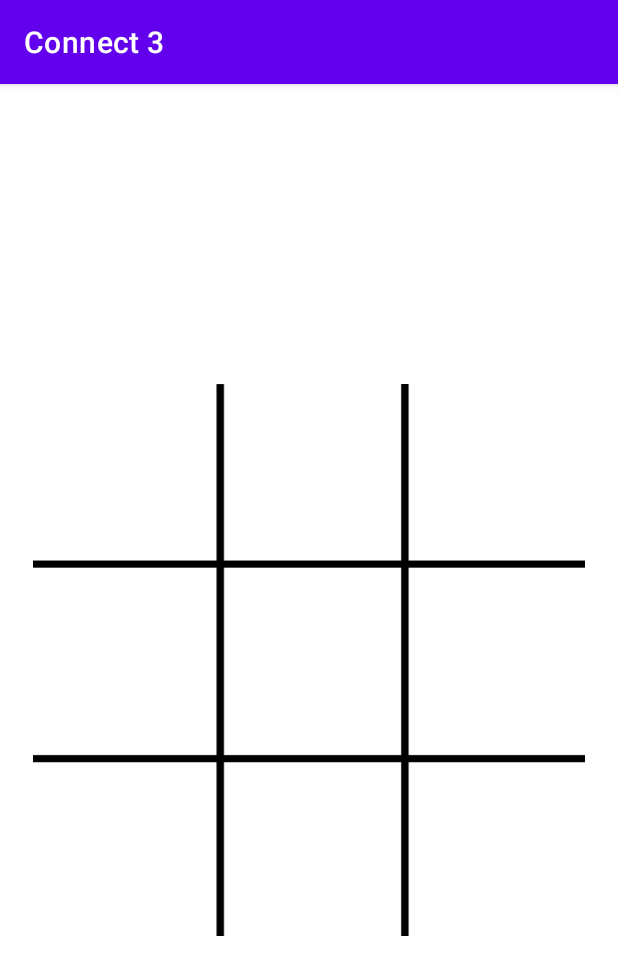
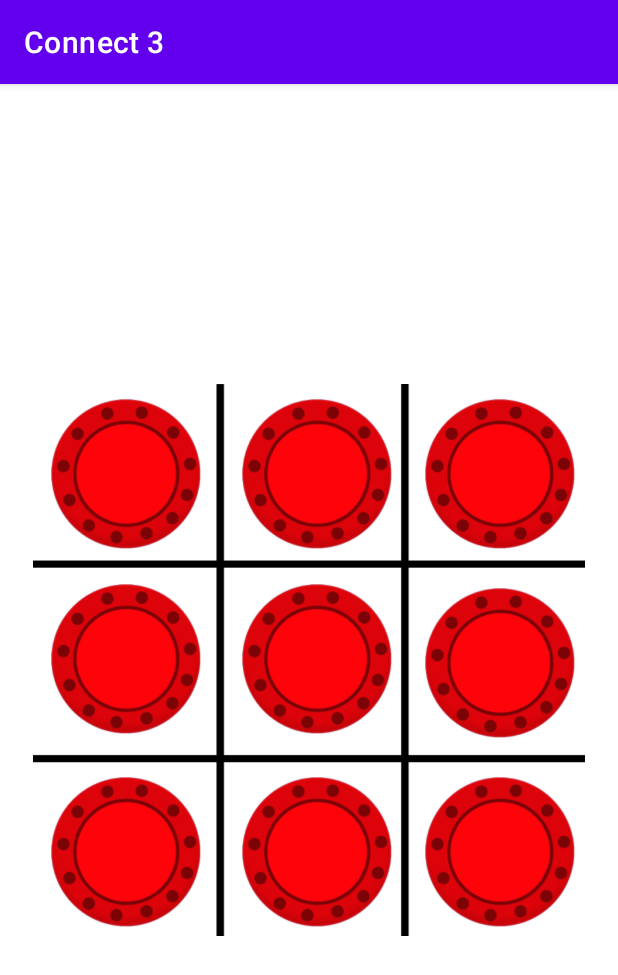
Before and after one commit to DocBrown85/android-connect-3, an Android app: the screen it shows after launch (MainActivity), on a phone screen of 412 x 824 dp. Shown: the top 975 px of the screen. Run offline under Robolectric (Android 15) with nearby library versions, the phone set to English and light mode, and no system bars.

Commit message:
Add sample tokens

```diff
--- a/app/src/main/res/layout/activity_main.xml
+++ b/app/src/main/res/layout/activity_main.xml
@@ -24,5 +24,93 @@
         app:layout_constraintTop_toTopOf="parent"
         app:rowCount="3">
 
+        <ImageView
+            android:id="@+id/imageView1.1"
+            android:layout_width="100dp"
+            android:layout_height="100dp"
+            android:layout_margin="10dp"
+            android:layout_marginStart="12dp"
+            android:layout_marginLeft="12dp"
+            app:srcCompat="@drawable/red" />
+
+        <ImageView
+            android:id="@+id/imageView1.2"
+            android:layout_width="100dp"
+            android:layout_height="100dp"
+            android:layout_margin="10dp"
+            android:layout_marginStart="17dp"
+            android:layout_marginLeft="17dp"
+            app:srcCompat="@drawable/red" />
+
+        <ImageView
+            android:id="@+id/imageView1.3"
+            android:layout_width="100dp"
+            android:layout_height="100dp"
+            android:layout_margin="10dp"
+            android:layout_marginStart="12dp"
+            android:layout_marginLeft="12dp"
+            app:srcCompat="@drawable/red" />
+
+        <ImageView
+            android:id="@+id/imageView2.1"
+            android:layout_width="100dp"
+            android:layout_height="100dp"
+            android:layout_margin="10dp"
+            android:layout_marginStart="12dp"
+            android:layout_marginLeft="12dp"
+            android:layout_marginTop="13dp"
+            app:srcCompat="@drawable/red" />
+
+        <ImageView
+            android:id="@+id/imageView2.2"
+            android:layout_width="100dp"
+            android:layout_height="100dp"
+            android:layout_margin="10dp"
+            android:layout_marginStart="17dp"
+            android:layout_marginLeft="17dp"
+            android:layout_marginTop="13dp"
+            app:srcCompat="@drawable/red" />
+
+        <ImageView
+            android:id="@+id/imageView2.3"
+            android:layout_width="100dp"
+            android:layout_height="100dp"
+            android:layout_margin="10dp"
+            android:layout_marginStart="12dp"
+            android:layout_marginLeft="12dp"
+            android:layout_marginTop="16dp"
+            app:srcCompat="@drawable/red" />
+
+        <ImageView
+            android:id="@+id/imageView3.1"
+            android:layout_width="100dp"
+            android:layout_height="100dp"
+            android:layout_margin="10dp"
+            android:layout_marginStart="12dp"
+            android:layout_marginLeft="12dp"
+            android:layout_marginTop="16dp"
+            app:srcCompat="@drawable/red" />
+
+        <ImageView
+            android:id="@+id/imageView3.2"
+            android:layout_width="100dp"
+            android:layout_height="100dp"
+            android:layout_margin="10dp"
+            android:layout_marginStart="17dp"
+            android:layout_marginLeft="17dp"
+            android:layout_marginTop="16dp"
+            app:srcCompat="@drawable/red" />
+
+        <ImageView
+            android:id="@+id/imageView3.3"
+            android:layout_width="100dp"
+            android:layout_height="100dp"
+            android:layout_margin="10dp"
+            android:layout_marginStart="12dp"
+            android:layout_marginLeft="12dp"
+            android:layout_marginTop="16dp"
+            app:srcCompat="@drawable/red" />
+
+
     </androidx.gridlayout.widget.GridLayout>
 </androidx.constraintlayout.widget.ConstraintLayout>
```
